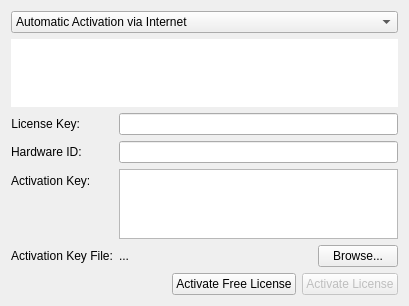
Qt form client/src/ui/widgets/settings/license_widget.ui (networkoptix/nx_open) before a commit.
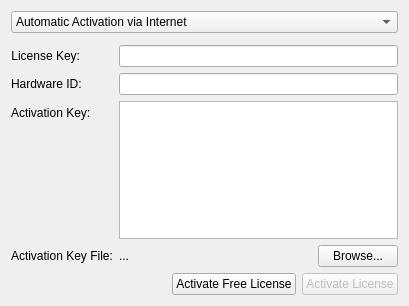
The same form after that commit. Custom widgets are drawn as their Qt base class.

Commit message:
(Issue #3608) :  Fix "Licenses" form
<==== Mercurial data ====>
Branch: general_system_settings

What changed in the file:
```diff
--- a/client/src/ui/widgets/settings/license_widget.ui
+++ b/client/src/ui/widgets/settings/license_widget.ui
@@ -7,10 +7,10 @@
     <x>0</x>
     <y>0</y>
     <width>409</width>
-    <height>287</height>
+    <height>306</height>
    </rect>
   </property>
-  <layout class="QVBoxLayout" name="verticalLayout_2">
+  <layout class="QVBoxLayout" name="verticalLayout_2" stretch="0,0,1,0">
    <item>
     <widget class="QComboBox" name="activationTypeComboBox">
      <property name="currentIndex">
@@ -29,29 +29,7 @@
     </widget>
    </item>
    <item>
-    <widget class="QTextEdit" name="manualActivationTextEdit">
-     <property name="frameShape">
-      <enum>QFrame::NoFrame</enum>
-     </property>
-     <property name="frameShadow">
-      <enum>QFrame::Plain</enum>
-     </property>
-     <property name="lineWidth">
-      <number>0</number>
-     </property>
-     <property name="verticalScrollBarPolicy">
-      <enum>Qt::ScrollBarAlwaysOff</enum>
-     </property>
-     <property name="horizontalScrollBarPolicy">
-      <enum>Qt::ScrollBarAlwaysOff</enum>
-     </property>
-     <property name="readOnly">
-      <bool>true</bool>
-     </property>
-     <property name="textInteractionFlags">
-      <set>Qt::LinksAccessibleByMouse</set>
-     </property>
-    </widget>
+    <widget class="QnWordWrappedLabel" name="manualActivationTextWidget" native="true"/>
    </item>
    <item>
     <layout class="QFormLayout" name="formLayout_2">
@@ -177,6 +155,14 @@
    </item>
   </layout>
  </widget>
+ <customwidgets>
+  <customwidget>
+   <class>QnWordWrappedLabel</class>
+   <extends>QWidget</extends>
+   <header location="global">ui/widgets/word_wrapped_label.h</header>
+   <container>1</container>
+  </customwidget>
+ </customwidgets>
  <resources/>
  <connections/>
  <slots>
```
The commit also changes 5 other files.
